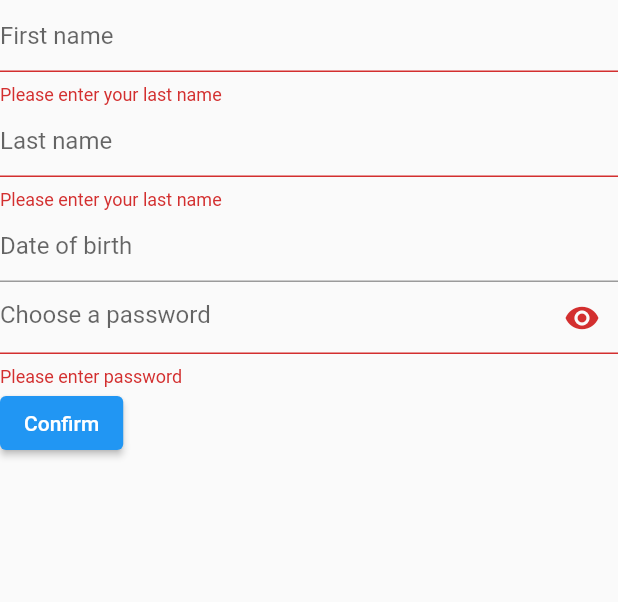
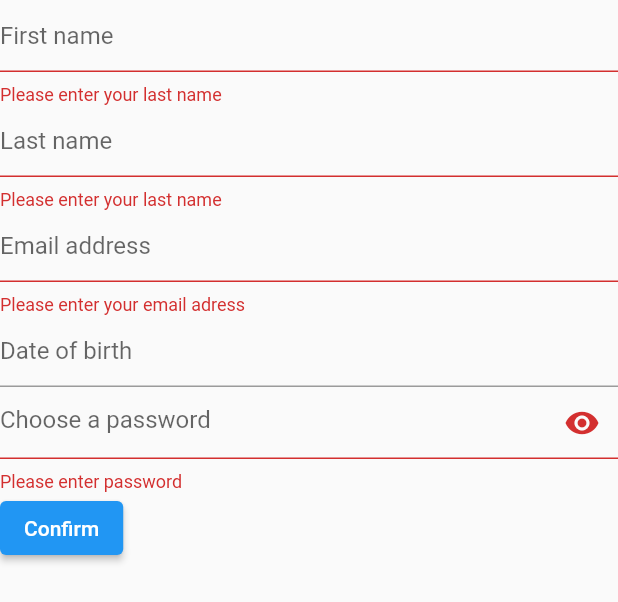
Before and after one commit to AndrejPer/TNBeautiesApp, a Flutter app: the SignUpForm widget shown alone on an empty page, opened directly, after a tap on "Confirm", on a phone screen of 412 x 824 dp. Shown: the top 602 px of the screen. Run offline on Flutter 3.47's test engine with Material 2 defaults, Android fonts, the phone set to English and light mode, and no system bars; missing offline and left inert: dart:html.

Commit message:
adding email to user model and signup form

```diff
--- a/tnbeautiesapp/lib/main.dart
+++ b/tnbeautiesapp/lib/main.dart
@@ -1,5 +1,5 @@
 import 'package:flutter/material.dart';
-import './welcome_screen.dart';
+import 'screens/welcome_screen.dart';
 
 void main() {
   runApp(const MyApp());
--- a/tnbeautiesapp/lib/models/user.dart
+++ b/tnbeautiesapp/lib/models/user.dart
@@ -2,12 +2,13 @@ class User {
   int _id;
   String _firstName;
   String _lastName;
+  String _email;
   DateTime _birthday;
   RoleType _role;
   int _locationID;
 
-  User(this._id, this._firstName, this._lastName, this._birthday, this._role,
-      this._locationID);
+  User(this._id, this._firstName, this._lastName, this._email, this._birthday,
+      this._role, this._locationID);
 }
 
 enum RoleType { registeredUser, administrator }
--- a/tnbeautiesapp/lib/welcome_screen.dart
+++ b/tnbeautiesapp/lib/screens/welcome_screen.dart
@@ -1,5 +1,5 @@
 import 'package:flutter/material.dart';
-import 'package:tnbeautiesapp/sign_up_form.dart';
+import 'package:tnbeautiesapp/widgets/sign_up_form.dart';
 
 class WelcomeScreen extends StatelessWidget {
   const WelcomeScreen({Key? key}) : super(key: key);
--- /dev/null
+++ b/tnbeautiesapp/lib/widgets/email_field.dart
@@ -0,0 +1,24 @@
+import 'package:flutter/material.dart';
+
+class EmailField extends StatelessWidget {
+  const EmailField({Key? key}) : super(key: key);
+
+  @override
+  Widget build(BuildContext context) {
+    return TextFormField(
+      decoration: const InputDecoration(
+        hintText: 'Email address',
+      ),
+      validator: (value) {
+        RegExp emailExp = RegExp(
+            r'^[a-zA-Z0-9]+(?:\.[a-zA-Z0-9]+)*@[a-zA-Z0-9]+(?:\.[a-zA-Z0-9]+)*$');
+        if (value == null || value.isEmpty) {
+          return 'Please enter your email adress';
+        } else if (!emailExp.hasMatch(value)) {
+          return 'Please enter a valid adress';
+        }
+        return null;
+      },
+    );
+  }
+}
--- a/tnbeautiesapp/lib/sign_up_form.dart
+++ b/tnbeautiesapp/lib/widgets/sign_up_form.dart
@@ -1,5 +1,6 @@
 import 'package:flutter/material.dart';
-import 'package:tnbeautiesapp/password_field.dart';
+import 'package:tnbeautiesapp/widgets/email_field.dart';
+import 'package:tnbeautiesapp/widgets/password_field.dart';
 
 class SignUpForm extends StatefulWidget {
   const SignUpForm({Key? key}) : super(key: key);
@@ -41,6 +42,7 @@ class _SignUpFormState extends State<SignUpForm> {
               return null;
             },
           ),
+          const EmailField(),
           TextField(
             readOnly: true,
             controller: _dateController,
```
Also changed, not shown: tnbeautiesapp/lib/widgets/password_field.dart (renamed from tnbeautiesapp/lib/password_field.dart).
